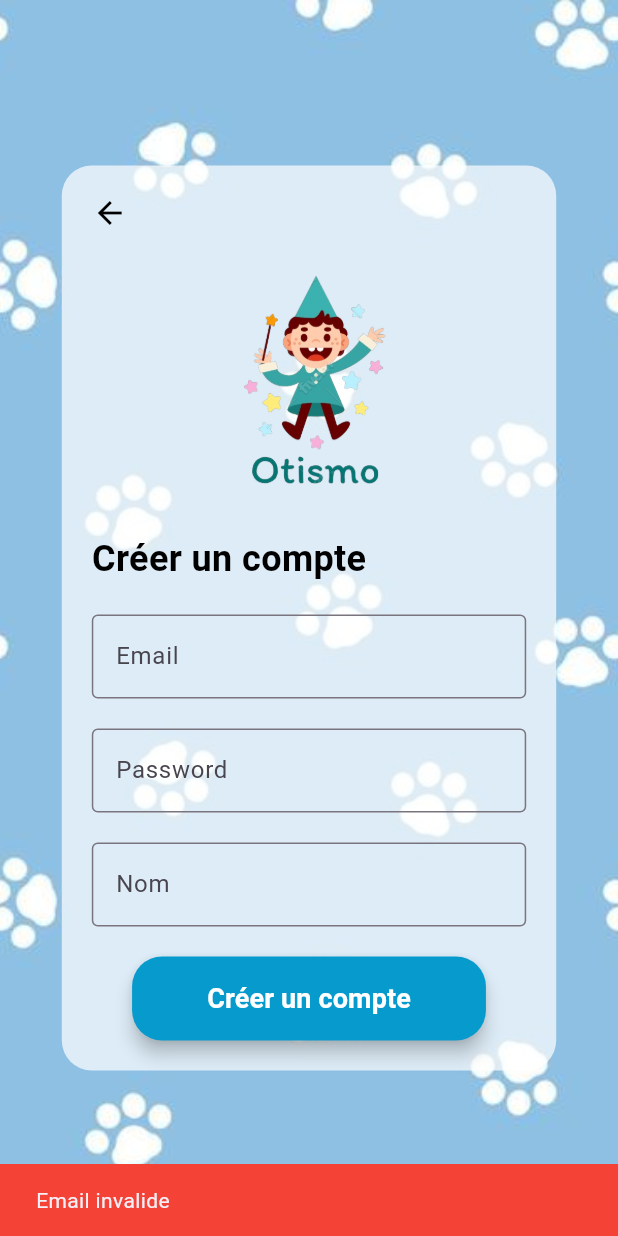
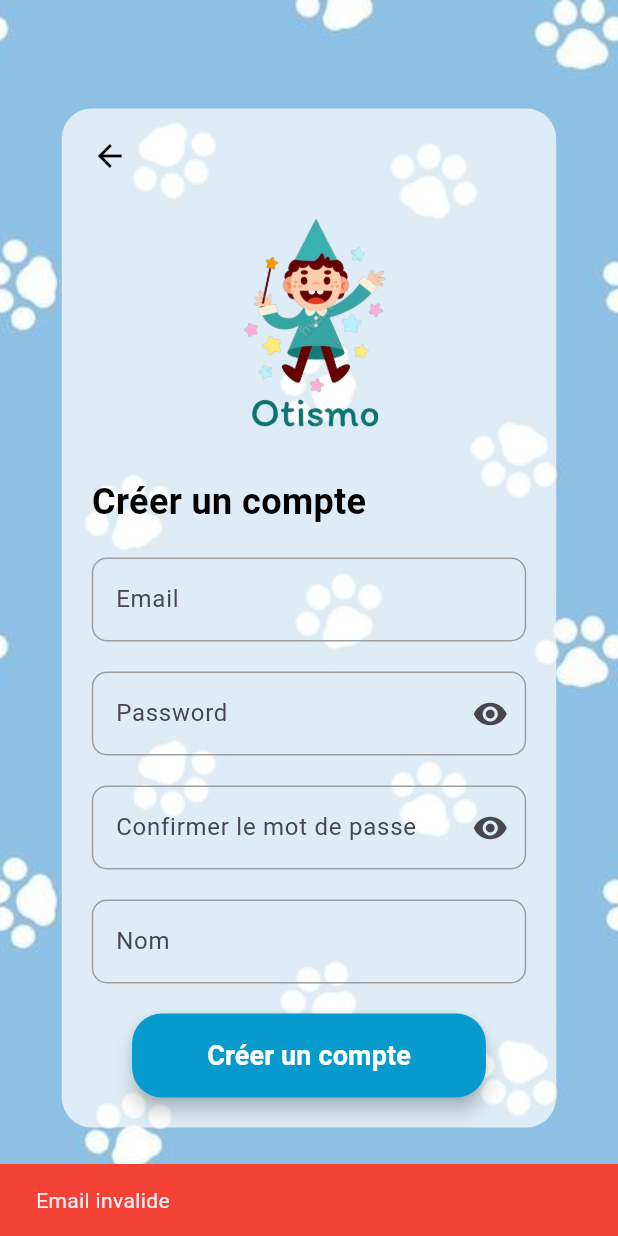
Before and after one commit to ons777/autisme, a Flutter app: the CreateAccountPage screen opened directly, after a tap on "Créer un compte", on a phone screen of 412 x 824 dp. Run offline on Flutter 3.47's test engine with Material 3 defaults, Android fonts, the light colour scheme and no system bars; our stand-ins replace cloud_firestore, file_picker, firebase_auth, firebase_core, flutter_chat_types, flutter_chat_ui and 3 more; missing offline and left inert: autisme_app; accounts and stored records are empty.

Commit message:
Update create_account.dart

```diff
--- a/lib/create_account.dart
+++ b/lib/create_account.dart
@@ -1,18 +1,23 @@
-import 'dart:math'; // Import the 'dart:math' library for using the Random class
-
+import 'dart:math';
 import 'package:flutter/material.dart';
 import 'package:firebase_auth/firebase_auth.dart';
 import 'package:cloud_firestore/cloud_firestore.dart';
 import 'login.dart';
 
-class CreateAccountPage extends StatelessWidget {
-  const CreateAccountPage({super.key});
+class CreateAccountPage extends StatefulWidget {
+  const CreateAccountPage({Key? key}) : super(key: key);
 
   @override
-  Widget build(BuildContext context) {
+  _CreateAccountPageState createState() => _CreateAccountPageState();
+}
+
+class _CreateAccountPageState extends State<CreateAccountPage> {
   final TextEditingController emailController = TextEditingController();
   final TextEditingController passwordController = TextEditingController();
+  final TextEditingController confirmPasswordController =
+      TextEditingController();
   final TextEditingController nameController = TextEditingController();
+  bool _isObscure = true;
 
   bool isValidEmail(String email) {
     final emailRegExp = RegExp(
@@ -21,14 +26,16 @@
   }
 
   bool isValidPassword(String password) {
-      final passwordRegExp = RegExp(
-          r"^(?=.*?[A-Z])(?=.*?[a-z])(?=.*?[0-9])(?=.*?[!@#\$&*~]).{8,}$");
+    final passwordRegExp =
+        RegExp(r"^(?=.*?[A-Z])(?=.*?[a-z])(?=.*?[0-9])(?=.*?[!@#\$&*~]).{8,}$");
     return passwordRegExp.hasMatch(password);
   }
 
   final CollectionReference usersCollection =
       FirebaseFirestore.instance.collection('users');
 
+  @override
+  Widget build(BuildContext context) {
     return Scaffold(
       body: Container(
         decoration: const BoxDecoration(
@@ -83,18 +90,86 @@
                       decoration: const InputDecoration(
                         labelText: 'Email',
                         hintText: 'Entrer votre Email',
-                        border: OutlineInputBorder(),
+                        enabledBorder: OutlineInputBorder(
+                          borderSide: BorderSide(color: Colors.grey),
+                          borderRadius: BorderRadius.all(Radius.circular(10)),
+                        ),
+                        focusedBorder: OutlineInputBorder(
+                          borderSide: BorderSide(
+                              color: Color.fromARGB(255, 7, 155, 205)),
+                          borderRadius: BorderRadius.all(Radius.circular(10)),
+                        ),
                       ),
                     ),
                     const SizedBox(height: 20),
                     TextField(
                       controller: passwordController,
-                      obscureText: true,
-                      decoration: const InputDecoration(
+                      obscureText: _isObscure,
+                      decoration: InputDecoration(
                         labelText: 'Password',
                         hintText: 'Entrer votre Mot de Passe',
-                        border: OutlineInputBorder(),
+                        suffixIcon: IconButton(
+                          icon: Icon(
+                            _isObscure
+                                ? Icons.visibility
+                                : Icons.visibility_off,
                           ),
+                          onPressed: () {
+                            setState(() {
+                              _isObscure = !_isObscure; // Inverse l'état
+                            });
+                          },
+                        ),
+                        enabledBorder: OutlineInputBorder(
+                          borderSide: BorderSide(color: Colors.grey),
+                          borderRadius: BorderRadius.all(Radius.circular(10)),
+                        ),
+                        focusedBorder: OutlineInputBorder(
+                          borderSide: BorderSide(
+                              color: Color.fromARGB(255, 7, 155, 205)),
+                          borderRadius: BorderRadius.all(Radius.circular(10)),
+                        ),
+                      ),
+                    ),
+                    const SizedBox(height: 20),
+                    TextFormField(
+                      obscureText: _isObscure,
+                      decoration: InputDecoration(
+                        labelText: 'Confirmer le mot de passe',
+                        suffixIcon: IconButton(
+                          icon: Icon(
+                            _isObscure
+                                ? Icons.visibility
+                                : Icons.visibility_off,
+                          ),
+                          onPressed: () {
+                            setState(() {
+                              _isObscure = !_isObscure; // Inverse l'état
+                            });
+                          },
+                        ),
+                        enabledBorder: OutlineInputBorder(
+                          borderSide: BorderSide(color: Colors.grey),
+                          borderRadius: BorderRadius.all(Radius.circular(10)),
+                        ),
+                        focusedBorder: OutlineInputBorder(
+                          borderSide: BorderSide(
+                              color: Color.fromARGB(255, 7, 155, 205)),
+                          borderRadius: BorderRadius.all(Radius.circular(10)),
+                        ),
+                      ),
+                      validator: (value) {
+                        if (value == null || value.isEmpty) {
+                          return 'Veuillez saisir à nouveau le mot de passe';
+                        }
+                        if (value != passwordController.text) {
+                          return 'Les mots de passe ne correspondent pas';
+                        }
+                        return null;
+                      },
+                      onSaved: (value) {
+                        // _confirmationMotDePasse = value!;
+                      },
                     ),
                     const SizedBox(height: 20),
                     TextField(
@@ -102,7 +177,15 @@
                       decoration: const InputDecoration(
                         labelText: 'Nom',
                         hintText: 'Entrer votre Nom',
-                        border: OutlineInputBorder(),
+                        enabledBorder: OutlineInputBorder(
+                          borderSide: BorderSide(color: Colors.grey),
+                          borderRadius: BorderRadius.all(Radius.circular(10)),
+                        ),
+                        focusedBorder: OutlineInputBorder(
+                          borderSide: BorderSide(
+                              color: Color.fromARGB(255, 7, 155, 205)),
+                          borderRadius: BorderRadius.all(Radius.circular(10)),
+                        ),
                       ),
                     ),
                     const SizedBox(height: 20),
@@ -141,14 +224,14 @@
                             );
 
                             final profilePictureUrl =
-                                getRandomProfilePicture(); // Generate random profile picture URL
+                                getRandomProfilePicture(); // Génère une URL d'image de profil aléatoire
 
                             final user = User(
                               uid: userCredential.user!.uid,
                               email: email,
                               name: name,
                               profilePictureUrl:
-                                  profilePictureUrl, // Set profile picture URL
+                                  profilePictureUrl, // Définit l'URL de l'image de profil
                             );
 
                             await usersCollection
@@ -191,7 +274,6 @@
                         ),
                       ),
                     ),
-
                   ],
                 ),
               ),
```
Lines whose indentation alone changed are shown as unchanged.
